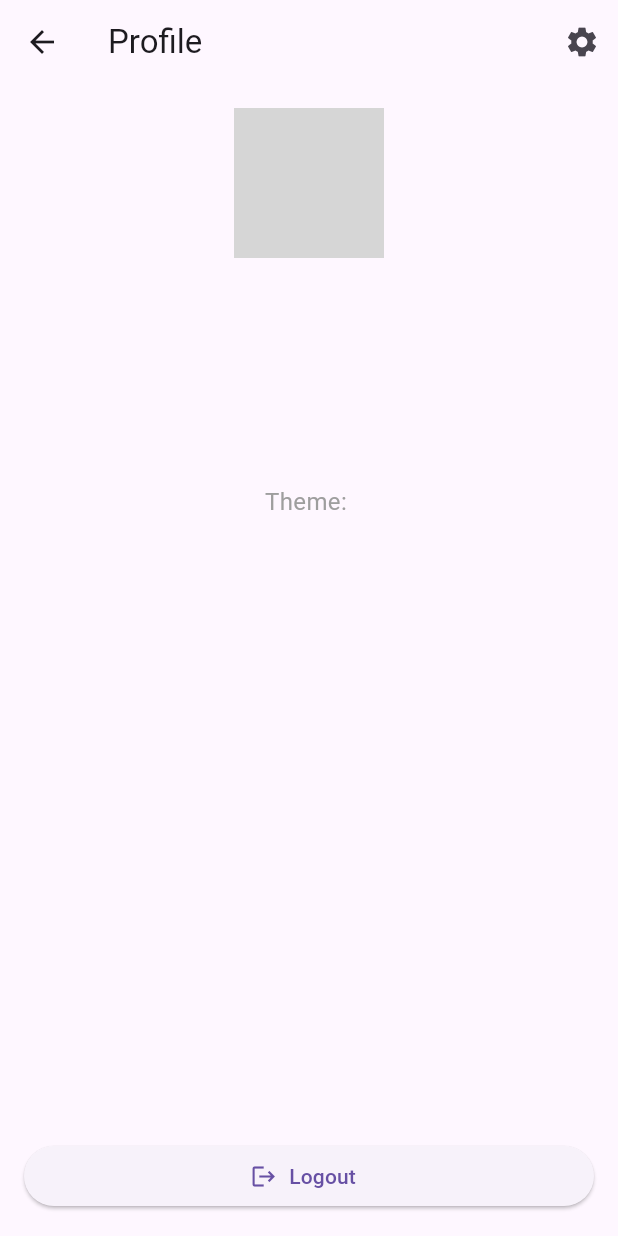
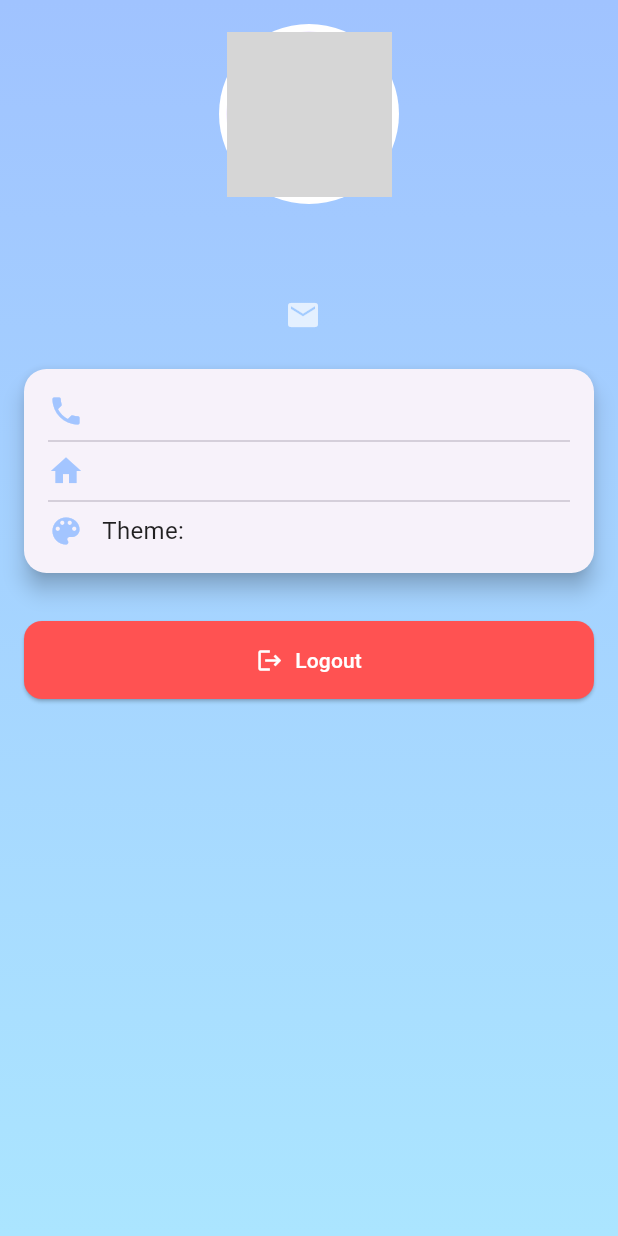
Before and after one commit to Thamindu-wijerathne/lovelink, a Flutter app: the ProfileScreen screen opened directly, on a phone screen of 412 x 824 dp. Run offline on Flutter 3.47's test engine with Material 3 defaults, Android fonts, the phone set to English and light mode, and no system bars; our stand-ins replace cloud_firestore, firebase_auth, firebase_core, qr_flutter; missing offline and left inert: qr_code_scanner_plus; accounts and stored records are empty; network calls fail; grey boxes are pictures that could not be loaded.

Commit message:
qr code shows and cam shows, profile styled bit

```diff
--- a/lib/screens/profile_screen.dart
+++ b/lib/screens/profile_screen.dart
@@ -40,29 +40,37 @@ class _ProfileScreenState extends State<ProfileScreen> {
     final user = _authService.getCurrentUser();
 
     return Scaffold(
-      appBar: AppBar(
-        title: const Text('Profile'),
-        actions: [
-          IconButton(
-            icon: const Icon(Icons.settings),
-            onPressed: () {
-              // Navigate to Settings screen
-            },
-          ),
-        ],
-      ),
       body: userData == null
           ? const Center(child: CircularProgressIndicator())
-          : Padding(
+          : Stack(
+              children: [
+                // Background gradient
+                Container(
+                  decoration: const BoxDecoration(
+                    gradient: LinearGradient(
+                      colors: [Color.fromARGB(255, 160, 195, 255), Color.fromARGB(255, 171, 229, 255)],
+                      begin: Alignment.topCenter,
+                      end: Alignment.bottomCenter,
+                    ),
+                  ),
+                ),
+
+                // Profile content
+                SafeArea(
+                  child: SingleChildScrollView(
+                    child: Padding(
                       padding: const EdgeInsets.all(16),
                       child: Column(
-                crossAxisAlignment: CrossAxisAlignment.center,
                         children: [
-                  // Profile picture
+                          // Profile picture with border
                           CircleAvatar(
-                    radius: 50,
+                            radius: 60,
+                            backgroundColor: Colors.white,
+                            child: CircleAvatar(
+                              radius: 55,
                               backgroundImage: NetworkImage(
                                   'https://www.w3schools.com/howto/img_avatar.png'),
+                            ),
                           ),
                           const SizedBox(height: 16),
 
@@ -70,54 +78,101 @@ class _ProfileScreenState extends State<ProfileScreen> {
                           Text(
                             userData!['name'] ?? 'John Doe',
                             style: const TextStyle(
-                        fontSize: 24, fontWeight: FontWeight.bold),
+                                fontSize: 26,
+                                fontWeight: FontWeight.bold,
+                                color: Colors.white),
                           ),
                           const SizedBox(height: 8),
 
                           // Email
+                          Row(
+                            mainAxisAlignment: MainAxisAlignment.center,
+                            children: [
+                              const Icon(Icons.email, color: Colors.white70),
+                              const SizedBox(width: 8),
                               Text(
-                    userData!['email'] ?? user?.email ?? 'john.doe@example.com',
-                    style: const TextStyle(fontSize: 16, color: Colors.grey),
+                                userData!['email'] ?? user?.email ?? '',
+                                style: const TextStyle(
+                                    fontSize: 16, color: Colors.white70),
+                              ),
+                            ],
                           ),
                           const SizedBox(height: 8),
 
-                  // Phone
-                  Text(
-                    userData!['phone'] ?? '1234567890',
-                    style: const TextStyle(fontSize: 16, color: Colors.grey),
+                          // Info Card
+                          Card(
+                            shape: RoundedRectangleBorder(
+                              borderRadius: BorderRadius.circular(15),
                             ),
-                  const SizedBox(height: 8),
-
-                  // Address
-                  Text(
-                    userData!['address'] ?? 'Some Address',
-                    style: const TextStyle(fontSize: 16, color: Colors.grey),
+                            elevation: 6,
+                            margin: const EdgeInsets.symmetric(vertical: 16),
+                            child: Padding(
+                              padding: const EdgeInsets.all(16),
+                              child: Column(
+                                children: [
+                                  _buildInfoRow(
+                                      Icons.phone,
+                                      userData!['phone'] ?? '1234567890'),
+                                  const Divider(),
+                                  _buildInfoRow(
+                                      Icons.home,
+                                      userData!['address'] ??
+                                          'Some Address'),
+                                  const Divider(),
+                                  _buildInfoRow(
+                                      Icons.color_lens,
+                                      'Theme: ${userData!['preferences']?['theme'] ?? 'light'}'),
+                                ],
                               ),
-                  const SizedBox(height: 8),
-
-                  // Preferences
-                  Text(
-                    'Theme: ${userData!['preferences']?['theme'] ?? 'light'}',
-                    style: const TextStyle(fontSize: 16, color: Colors.grey),
+                            ),
                           ),
 
-                  const Spacer(),
+                          const SizedBox(height: 16),
 
-                  // Logout button at the bottom
+                          // Logout button
                           SizedBox(
                             width: double.infinity,
                             child: ElevatedButton.icon(
                               onPressed: () async {
                                 await _authService.signOut();
-                        Navigator.pushReplacementNamed(context, '/login');
+                                Navigator.pushReplacementNamed(
+                                    context, '/login');
                               },
                               icon: const Icon(Icons.logout),
                               label: const Text('Logout'),
+                              style: ElevatedButton.styleFrom(
+                                foregroundColor: Colors.white,
+                                padding: const EdgeInsets.symmetric(
+                                    vertical: 16),
+                                shape: RoundedRectangleBorder(
+                                  borderRadius: BorderRadius.circular(12),
+                                ),
+                                backgroundColor: Colors.redAccent,
+                              ),
                             ),
                           ),
                         ],
                       ),
                     ),
+                  ),
+                ),
+              ],
+            ),
+    );
+  }
+
+  Widget _buildInfoRow(IconData icon, String text) {
+    return Row(
+      children: [
+        Icon(icon, color: const Color.fromARGB(255, 163, 197, 255)),
+        const SizedBox(width: 12),
+        Expanded(
+          child: Text(
+            text,
+            style: const TextStyle(fontSize: 16, color: Colors.black87),
+          ),
+        ),
+      ],
     );
   }
 }
--- a/pubspec.yaml
+++ b/pubspec.yaml
@@ -40,10 +40,10 @@ dependencies:
   cloud_firestore: ^5.2.0
 
   # Generate QR codes
-  # qr_flutter: ^4.0.0
+  qr_flutter: ^4.0.0
 
   # Scan QR codes
-  # qr_code_scanner: ^1.0.1
+  qr_code_scanner_plus: ^2.0.10+1
 
   # # The following adds the Cupertino Icons font to your application.
   # # Use with the CupertinoIcons class for iOS style icons.
```
Also changed, not shown: lib/screens/scan_screen.dart (+51 -13 lines), pubspec.lock. Lines whose indentation alone changed are shown as unchanged.
